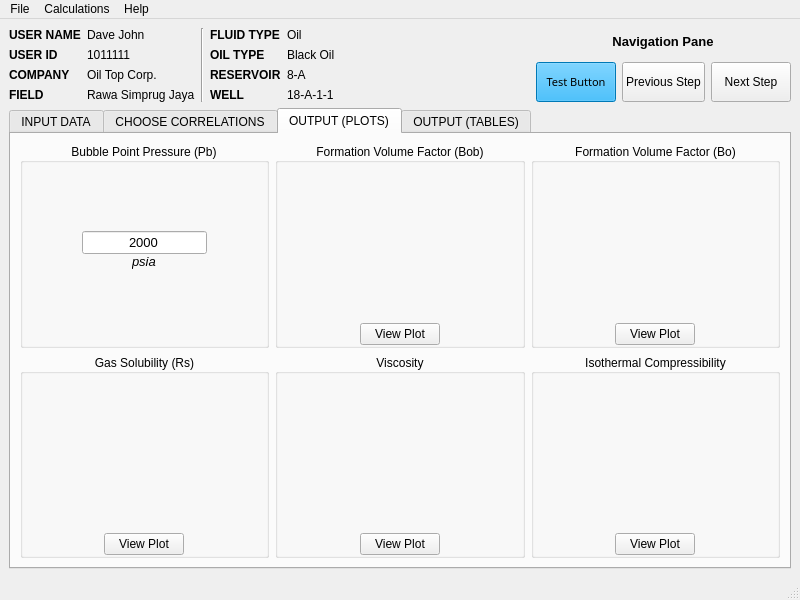
The window that guikorelasi.ui (mochnaufals/pvt-calculator-fr) describes before a commit, drawn with Qt 5.
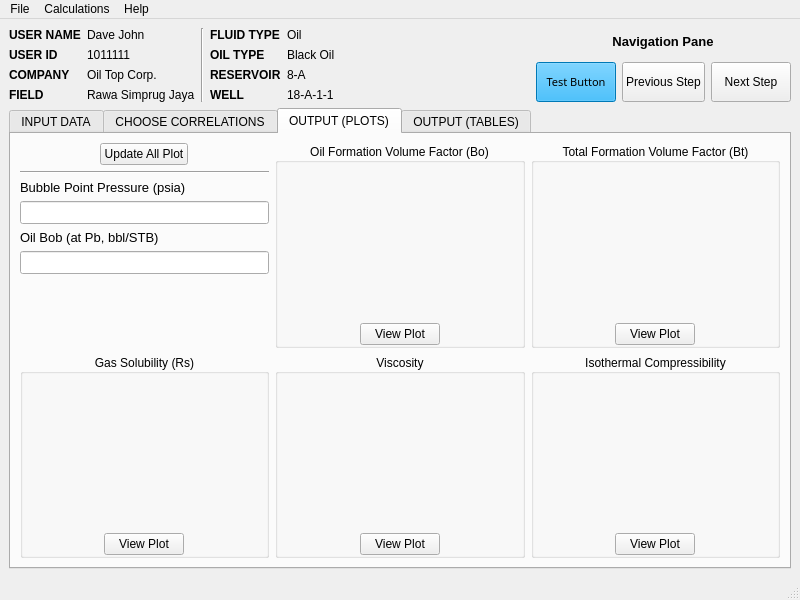
The same window after the commit. The open tabs and pages were chosen to show the change.

Diff of the .ui file:
```diff
--- a/guikorelasi.ui
+++ b/guikorelasi.ui
@@ -783,7 +783,23 @@
                <item>
                 <widget class="QRadioButton" name="radioBobElHoshoudy">
                  <property name="text">
-                  <string>El Hoshoudy AN* and Desouky SM</string>
+                  <string>Marhoun*</string>
+                 </property>
+                </widget>
+               </item>
+               <item>
+                <widget class="QLabel" name="label_4">
+                 <property name="font">
+                  <font>
+                   <family>Segoe UI</family>
+                   <pointsize>8</pointsize>
+                  </font>
+                 </property>
+                 <property name="text">
+                  <string>*) after P&gt;Pb, the value will be the same as oil FVF (Bo)</string>
+                 </property>
+                 <property name="wordWrap">
+                  <bool>true</bool>
                  </property>
                 </widget>
                </item>
@@ -1017,9 +1033,9 @@
          </attribute>
          <layout class="QGridLayout" name="gridLayout" rowstretch="1,1" columnstretch="0,1,1,1">
           <item row="0" column="3">
-           <widget class="QGroupBox" name="groupBo">
+           <widget class="QGroupBox" name="groupBt">
             <property name="title">
-             <string>Formation Volume Factor (Bo)</string>
+             <string>Total Formation Volume Factor (Bt)</string>
             </property>
             <property name="alignment">
              <set>Qt::AlignCenter</set>
@@ -1051,127 +1067,7 @@
               </layout>
              </item>
              <item alignment="Qt::AlignHCenter|Qt::AlignBottom">
-              <widget class="QPushButton" name="viewBoButton">
-               <property name="cursor">
-                <cursorShape>PointingHandCursor</cursorShape>
-               </property>
-               <property name="text">
-                <string>View Plot</string>
-               </property>
-              </widget>
-             </item>
-            </layout>
-           </widget>
-          </item>
-          <item row="0" column="1">
-           <widget class="QGroupBox" name="groupPb">
-            <property name="title">
-             <string>Bubble Point Pressure (Pb)</string>
-            </property>
-            <property name="alignment">
-             <set>Qt::AlignCenter</set>
-            </property>
-            <property name="flat">
-             <bool>true</bool>
-            </property>
-            <layout class="QVBoxLayout" name="verticalLayout_4">
-             <property name="spacing">
-              <number>0</number>
-             </property>
-             <property name="leftMargin">
-              <number>0</number>
-             </property>
-             <property name="topMargin">
-              <number>0</number>
-             </property>
-             <property name="rightMargin">
-              <number>0</number>
-             </property>
-             <property name="bottomMargin">
-              <number>0</number>
-             </property>
-             <item>
-              <layout class="QVBoxLayout" name="PbLayout">
-               <property name="spacing">
-                <number>0</number>
-               </property>
-               <item alignment="Qt::AlignHCenter|Qt::AlignBottom">
-                <widget class="QLineEdit" name="PbLineEdit">
-                 <property name="font">
-                  <font>
-                   <family>Segoe UI</family>
-                   <pointsize>10</pointsize>
-                  </font>
-                 </property>
-                 <property name="text">
-                  <string>2000</string>
-                 </property>
-                 <property name="alignment">
-                  <set>Qt::AlignCenter</set>
-                 </property>
-                 <property name="readOnly">
-                  <bool>true</bool>
-                 </property>
-                 <property name="clearButtonEnabled">
-                  <bool>false</bool>
-                 </property>
-                </widget>
-               </item>
-               <item alignment="Qt::AlignHCenter|Qt::AlignTop">
-                <widget class="QLabel" name="label_4">
-                 <property name="font">
-                  <font>
-                   <family>Segoe UI</family>
-                   <pointsize>10</pointsize>
-                   <italic>true</italic>
-                  </font>
-                 </property>
-                 <property name="text">
-                  <string>psia</string>
-                 </property>
-                </widget>
-               </item>
-              </layout>
-             </item>
-            </layout>
-           </widget>
-          </item>
-          <item row="0" column="2">
-           <widget class="QGroupBox" name="groupBob">
-            <property name="title">
-             <string>Formation Volume Factor (Bob)</string>
-            </property>
-            <property name="alignment">
-             <set>Qt::AlignCenter</set>
-            </property>
-            <property name="flat">
-             <bool>true</bool>
-            </property>
-            <layout class="QVBoxLayout" name="verticalLayout_11">
-             <property name="spacing">
-              <number>0</number>
-             </property>
-             <property name="leftMargin">
-              <number>0</number>
-             </property>
-             <property name="topMargin">
-              <number>0</number>
-             </property>
-             <property name="rightMargin">
-              <number>0</number>
-             </property>
-             <property name="bottomMargin">
-              <number>0</number>
-             </property>
-             <item>
-              <layout class="QVBoxLayout" name="BobLayout">
-               <property name="spacing">
-                <number>0</number>
-               </property>
-              </layout>
-             </item>
-             <item alignment="Qt::AlignHCenter|Qt::AlignBottom">
-              <widget class="QPushButton" name="viewBobButton">
+              <widget class="QPushButton" name="viewBtButton">
                <property name="cursor">
                 <cursorShape>PointingHandCursor</cursorShape>
                </property>
@@ -1230,6 +1126,53 @@
             </layout>
            </widget>
           </item>
+          <item row="0" column="2">
+           <widget class="QGroupBox" name="groupBo">
+            <property name="title">
+             <string>Oil Formation Volume Factor (Bo)</string>
+            </property>
+            <property name="alignment">
+             <set>Qt::AlignCenter</set>
+            </property>
+            <property name="flat">
+             <bool>true</bool>
+            </property>
+            <layout class="QVBoxLayout" name="verticalLayout_11">
+             <property name="spacing">
+              <number>0</number>
+             </property>
+             <property name="leftMargin">
+              <number>0</number>
+             </property>
+             <property name="topMargin">
+              <number>0</number>
+             </property>
+             <property name="rightMargin">
+              <number>0</number>
+             </property>
+             <property name="bottomMargin">
+              <number>0</number>
+             </property>
+             <item>
+              <layout class="QVBoxLayout" name="BoLayout">
+               <property name="spacing">
+                <number>0</number>
+               </property>
+              </layout>
+             </item>
+             <item alignment="Qt::AlignHCenter|Qt::AlignBottom">
+              <widget class="QPushButton" name="viewBoButton">
+               <property name="cursor">
+                <cursorShape>PointingHandCursor</cursorShape>
+               </property>
+               <property name="text">
+                <string>View Plot</string>
+               </property>
+              </widget>
+             </item>
+            </layout>
+           </widget>
+          </item>
           <item row="1" column="2">
            <widget class="QGroupBox" name="groupVisc">
             <property name="title">
@@ -1324,6 +1267,89 @@
             </layout>
            </widget>
           </item>
+          <item row="0" column="1">
+           <layout class="QVBoxLayout" name="othersLayout">
+            <item alignment="Qt::AlignHCenter">
+             <widget class="QPushButton" name="pushButton">
+              <property name="cursor">
+               <cursorShape>PointingHandCursor</cursorShape>
+              </property>
+              <property name="text">
+               <string>Update All Plot</string>
+              </property>
+             </widget>
+            </item>
+            <item>
+             <widget class="Line" name="line_3">
+              <property name="orientation">
+               <enum>Qt::Horizontal</enum>
+              </property>
+             </widget>
+            </item>
+            <item>
+             <layout class="QFormLayout" name="formLayout_2">
+              <property name="rowWrapPolicy">
+               <enum>QFormLayout::WrapAllRows</enum>
+              </property>
+              <item row="0" column="0">
+               <widget class="QLabel" name="bubblePointPressurePsiaLabel">
+                <property name="font">
+                 <font>
+                  <family>Segoe UI</family>
+                  <pointsize>10</pointsize>
+                 </font>
+                </property>
+                <property name="text">
+                 <string>Bubble Point Pressure (psia)</string>
+                </property>
+               </widget>
+              </item>
+              <item row="0" column="1">
+               <widget class="QLineEdit" name="PbLineEdit">
+                <property name="enabled">
+                 <bool>true</bool>
+                </property>
+                <property name="font">
+                 <font>
+                  <family>Segoe UI</family>
+                  <pointsize>10</pointsize>
+                 </font>
+                </property>
+                <property name="readOnly">
+                 <bool>true</bool>
+                </property>
+               </widget>
+              </item>
+              <item row="1" column="0">
+               <widget class="QLabel" name="oilBobAtPbBblSTBLabel">
+                <property name="font">
+                 <font>
+                  <family>Segoe UI</family>
+                  <pointsize>10</pointsize>
+                 </font>
+                </property>
+                <property name="text">
+                 <string>Oil Bob (at Pb, bbl/STB)</string>
+                </property>
+               </widget>
+              </item>
+              <item row="1" column="1">
+               <widget class="QLineEdit" name="BobLineEdit">
+                <property name="font">
+                 <font>
+                  <family>Segoe UI</family>
+                  <pointsize>10</pointsize>
+                 </font>
+                </property>
+                <property name="readOnly">
+                 <bool>true</bool>
+                </property>
+               </widget>
+              </item>
+             </layout>
+            </item>
+           </layout>
+          </item>
          </layout>
         </widget>
         <widget class="QWidget" name="tab_4">
```
Left out of the diff: 88 changed lines with no effect on the pictures.
